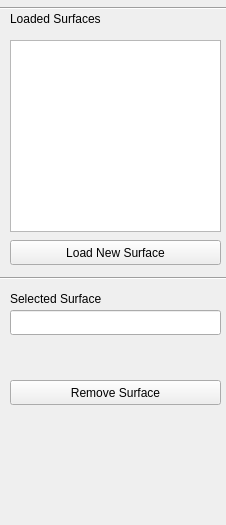
The window that applications/mne_analyze/extensions/surfer/FormFiles/surfercontrol.ui (LorenzE/mne-cpp) describes before a commit, drawn with Qt 5.
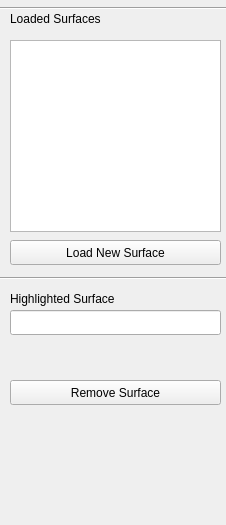
The same window after the commit.

```diff
--- a/applications/mne_analyze/extensions/surfer/FormFiles/surfercontrol.ui
+++ b/applications/mne_analyze/extensions/surfer/FormFiles/surfercontrol.ui
@@ -65,7 +65,7 @@
     </rect>
    </property>
    <property name="text">
-    <string>Selected Surface</string>
+    <string>Highlighted Surface</string>
    </property>
   </widget>
   <widget class="QLabel" name="label_3">
```
